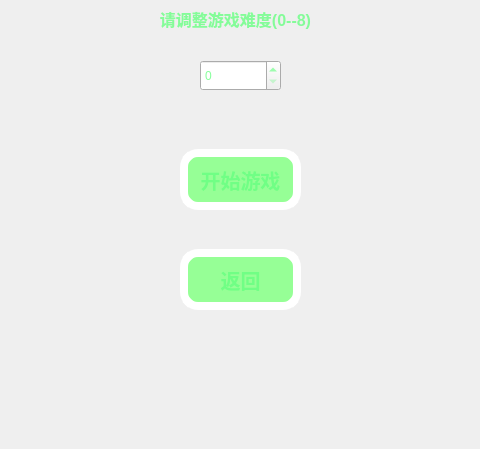
Before: the Qt Designer form Snake/dialog1.ui in lishurui0612/qtSnake, drawn with Qt 5; both pictures show x 180 to 660 and y 151 to 600 of the 800 by 600 pixel window.
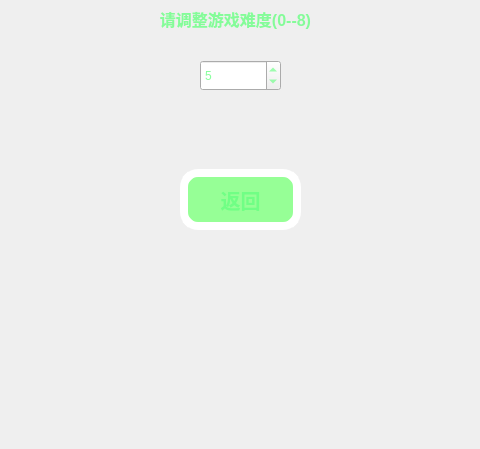
After: the same form once the commit is applied.

What changed in the file:
```diff
--- a/Snake/dialog1.ui
+++ b/Snake/dialog1.ui
@@ -48,49 +48,11 @@
     <string/>
    </property>
   </widget>
-  <widget class="QPushButton" name="pushButton">
-   <property name="geometry">
-    <rect>
-     <x>360</x>
-     <y>300</y>
-     <width>121</width>
-     <height>61</height>
-    </rect>
-   </property>
-   <property name="styleSheet">
-    <string notr="true">QPushButton{
-                   background-color:rgb(150,255,150);
-                   border-style:outset;                
-                   border-width:8px;                   
-                   border-radius:18px;                   
-                   border-color:rgb(255,255,255);
-                   font:bold 20px; 
-				 color:rgba(102,255,129,200);                                                                 
-                   padding:6px;                          
-                   
-}
- QPushButton:pressed{
-                   background-color:rgba(100,200,150,200);
-                   border-color:rgba(255,255,255,30);
-                   border-style:inset;
-                   color:rgba(255,127,0,100);
-                   }
-                 
- QPushButton:hover{
- 				background-color:rgba(100,255,150,200);
-                  border-color:rgba(255,255,255,200);
-                  color:rgba(255,127,0,200);
-                   }</string>
-   </property>
-   <property name="text">
-    <string>开始游戏</string>
-   </property>
-  </widget>
   <widget class="QPushButton" name="pushButton_2">
    <property name="geometry">
     <rect>
      <x>360</x>
-     <y>400</y>
+     <y>320</y>
      <width>121</width>
      <height>61</height>
     </rect>
@@ -136,9 +98,15 @@
    <property name="styleSheet">
     <string notr="true"> color:rgba(102,255,129,200);                                                                 </string>
    </property>
+   <property name="minimum">
+    <number>1</number>
+   </property>
    <property name="maximum">
     <number>8</number>
    </property>
+   <property name="value">
+    <number>5</number>
+   </property>
   </widget>
   <widget class="QLabel" name="label_3">
    <property name="geometry">
```
